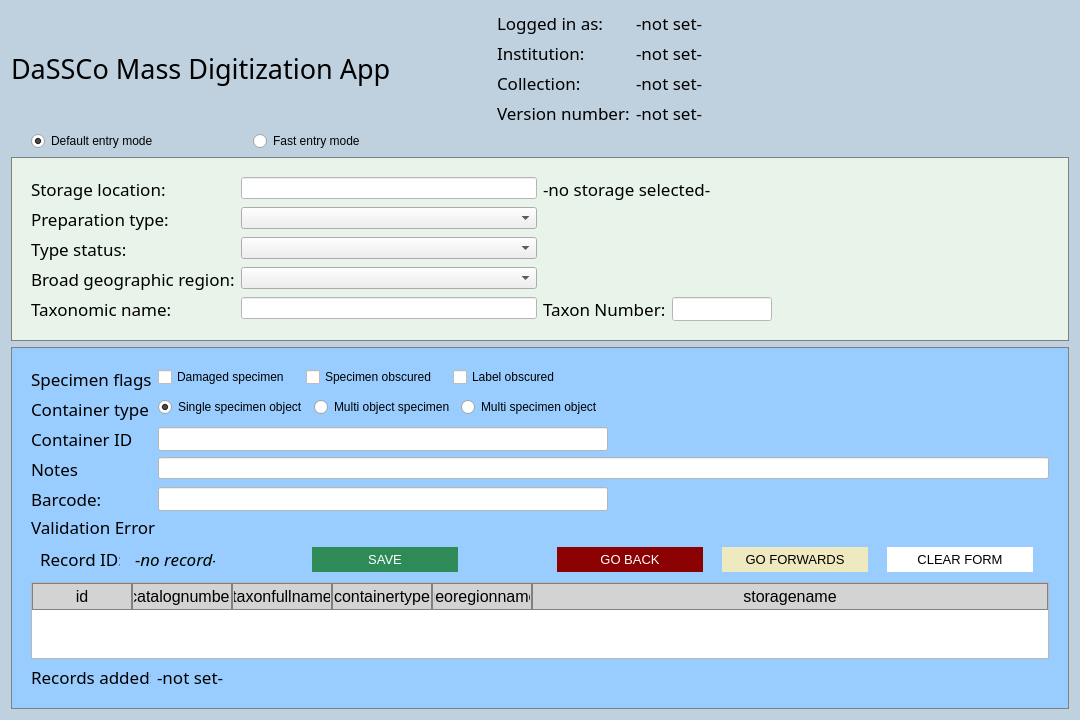
Qt form MassDigitizer/ui/specimendataentry.ui (NHMDenmark/Mass-Digitizer) before a commit.
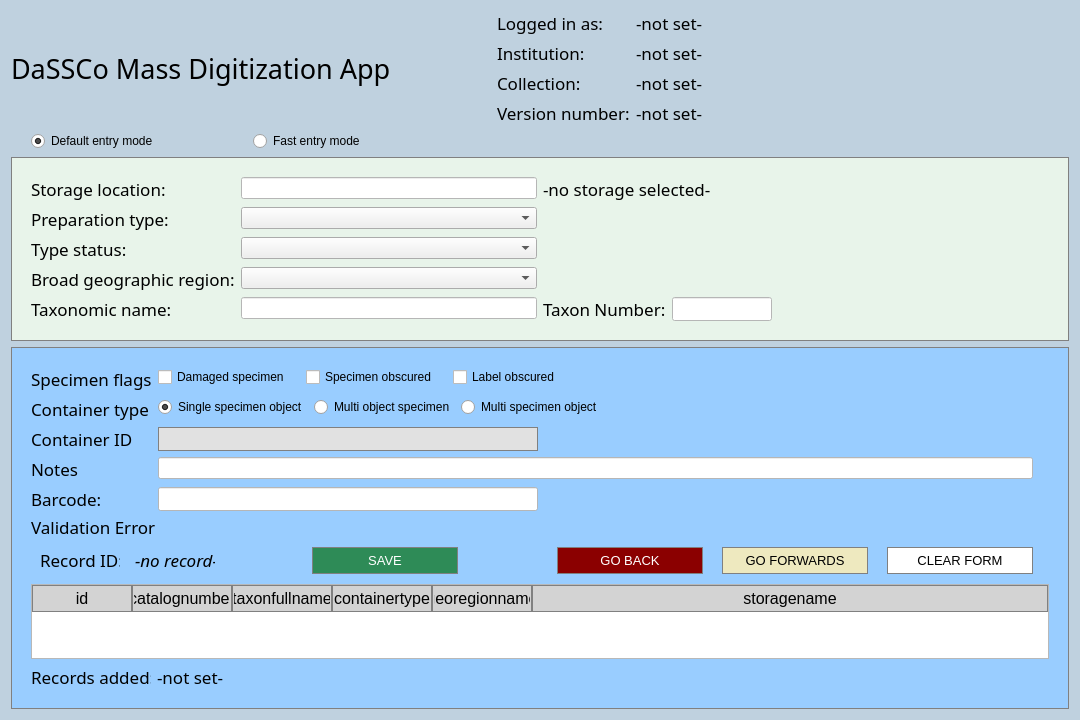
The same form after that commit. Icons and pictures are not drawn.

What changed in the file:
```diff
--- a/MassDigitizer/ui/specimendataentry.ui
+++ b/MassDigitizer/ui/specimendataentry.ui
@@ -48,6 +48,10 @@
     QLineEdit:focus {
     background-color: yellow; /* Background color when focused */
     }
+    QLineEdit:disabled {
+        background-color: #E1E1E1;
+        border: 1px solid rgb(128, 128, 128);
+    }
     QLabel {
         font-family: Bahnschrift;
         font-size: 13pt;
@@ -71,7 +75,7 @@
         color: black;
     }
     QPushButton {
-        border: none;
+        border: 1px solid rgb(128, 128, 128);
         padding: 5px;
         text-align: center;
         text-decoration: none;
@@ -429,7 +433,9 @@
       <item>
        <layout class="QVBoxLayout" name="verticalLayoutBlueAreaLeft">
         <item>
-         <layout class="QFormLayout" name="formLayout_3">
+         <layout class="QHBoxLayout" name="horizontalLayoutWarning">
+          <item>
+           <layout class="QFormLayout" name="formLayoutInputFieldsBlue">
           <item row="0" column="0">
            <widget class="QLabel" name="lblSpecimenFlags">
             <property name="text">
@@ -499,14 +505,14 @@
             </item>
            </layout>
           </item>
-          <item row="1" column="0">
+            <item row="2" column="0">
            <widget class="QLabel" name="lblContainerType">
             <property name="text">
              <string>Container type</string>
             </property>
            </widget>
           </item>
-          <item row="1" column="1">
+            <item row="2" column="1">
            <layout class="QHBoxLayout" name="horizontalLayout_3">
             <item>
              <widget class="QRadioButton" name="radRadioSSO">
@@ -559,50 +565,68 @@
             </item>
            </layout>
           </item>
-          <item row="2" column="0">
+            <item row="3" column="0">
            <widget class="QLabel" name="lblContainerID">
             <property name="text">
              <string>Container ID</string>
             </property>
            </widget>
           </item>
-          <item row="2" column="1">
+            <item row="3" column="1">
            <widget class="QLineEdit" name="inpContainerName">
             <property name="enabled">
              <bool>false</bool>
             </property>
             <property name="maximumSize">
              <size>
-              <width>450</width>
+                <width>380</width>
               <height>4096</height>
              </size>
             </property>
            </widget>
           </item>
-          <item row="3" column="0">
+            <item row="4" column="0">
            <widget class="QLabel" name="lblNotes">
             <property name="text">
              <string>Notes</string>
             </property>
            </widget>
           </item>
-          <item row="3" column="1">
+            <item row="4" column="1">
            <widget class="QLineEdit" name="inpNotes"/>
           </item>
-          <item row="4" column="0">
+            <item row="5" column="0">
            <widget class="QLabel" name="lblBarcode">
             <property name="text">
              <string>Barcode:</string>
             </property>
            </widget>
           </item>
-          <item row="4" column="1">
+            <item row="5" column="1">
            <widget class="QLineEdit" name="inpCatalogNumber">
             <property name="maximumSize">
              <size>
-              <width>450</width>
+                <width>380</width>
               <height>4096</height>
              </size>
+              </property>
+             </widget>
+            </item>
+           </layout>
+          </item>
+          <item>
+           <widget class="QLabel" name="imgWarningLinkedRecord">
+            <property name="locale">
+             <locale language="English" country="Denmark"/>
+            </property>
+            <property name="text">
+             <string/>
+            </property>
+            <property name="pixmap">
+             <pixmap>img/Warning_LinkedRecord.png</pixmap>
+            </property>
+            <property name="visible">
+            <bool>false</bool>
             </property>
            </widget>
           </item>
```
Lines whose indentation alone changed are shown as unchanged.
